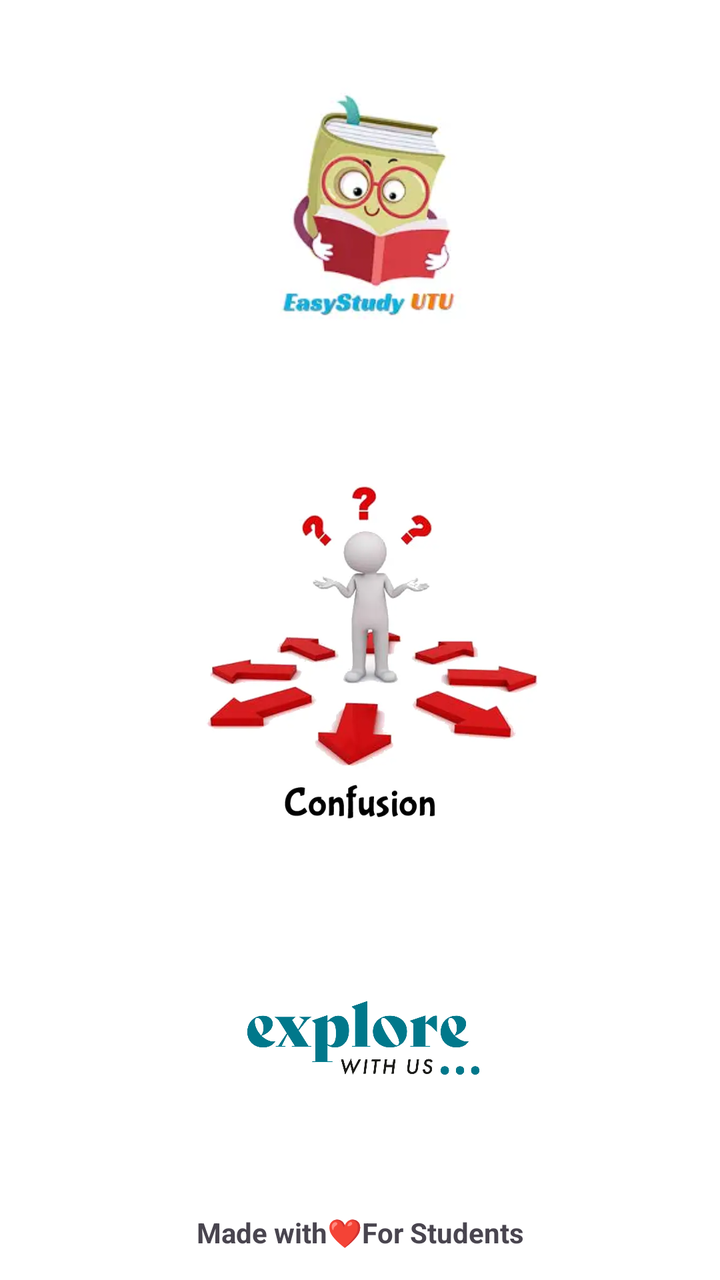
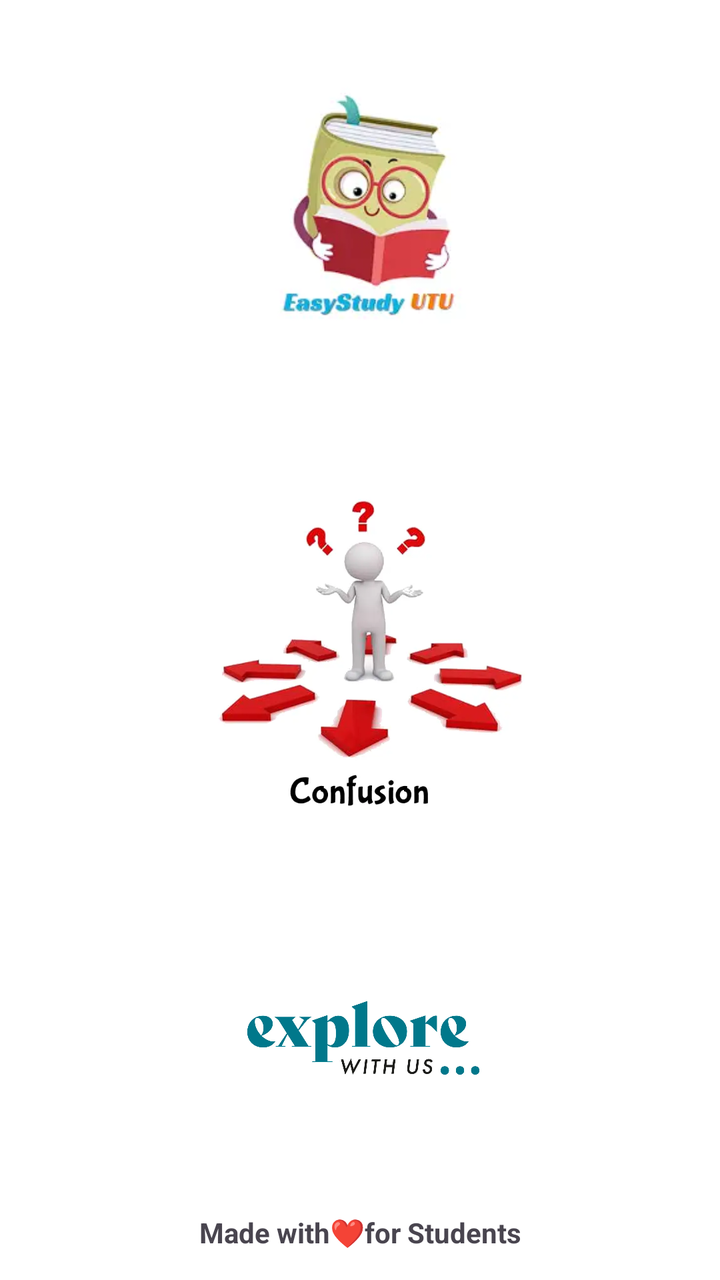

Before-and-after screenshots of an Android layout around one commit, followed by the original layout XML and the change that was made.
<!-- AndroidManifest.xml: application theme Theme.EasyStudyUTU -->
<!-- res/layout/activity_main.xml -->
<?xml  version="1.0" encoding="utf-8"?>
<androidx.constraintlayout.widget.ConstraintLayout
    xmlns:android="http://schemas.android.com/apk/res/android"
    xmlns:app="http://schemas.android.com/apk/res-auto"
    xmlns:tools="http://schemas.android.com/tools"
    android:layout_width="match_parent"
    android:layout_height="match_parent"
    android:background="@color/white"
    tools:context=".MainActivity">

    <ImageView
        android:id="@+id/imageView"
        android:layout_width="170dp"
        android:layout_height="191dp"
        android:background="@color/white"
        android:contentDescription="TODO"
        app:layout_constraintBottom_toBottomOf="parent"
        app:layout_constraintEnd_toEndOf="parent"
        app:layout_constraintStart_toStartOf="parent"
        app:layout_constraintTop_toTopOf="parent"
        app:layout_constraintVertical_bias="0.031"
        app:srcCompat="@drawable/applogo" />

    <ImageView
        android:id="@+id/imageView6"
        android:layout_width="342dp"
        android:layout_height="222dp"
        android:contentDescription="TODO"
        app:layout_constraintBottom_toBottomOf="parent"
        app:layout_constraintEnd_toEndOf="parent"
        app:layout_constraintHorizontal_bias="0.492"
        app:layout_constraintStart_toStartOf="parent"
        app:layout_constraintTop_toTopOf="parent"
        app:layout_constraintVertical_bias="0.518"
        app:srcCompat="@drawable/confusion" />

    <ImageView
        android:id="@+id/imageView2"
        android:layout_width="297dp"
        android:layout_height="145dp"
        app:layout_constraintBottom_toBottomOf="parent"
        app:layout_constraintEnd_toEndOf="parent"
        app:layout_constraintStart_toStartOf="parent"
        app:layout_constraintTop_toTopOf="parent"
        app:layout_constraintVertical_bias="0.901"
        android:contentDescription="TODO"
        app:srcCompat="@drawable/explorewithus" />

    <TextView
        android:id="@+id/textView39"
        android:layout_width="wrap_content"
        android:layout_height="wrap_content"
        android:text="Made with❤️For Students"
        android:textStyle="bold"
        app:layout_constraintBottom_toBottomOf="parent"
        app:layout_constraintEnd_toEndOf="parent"
        app:layout_constraintStart_toStartOf="parent"
        app:layout_constraintTop_toTopOf="parent"
        app:layout_constraintVertical_bias="0.977" />

</androidx.constraintlayout.widget.ConstraintLayout>
<!-- resources referenced by this layout -->
<resources>
  <color name="white">#FFFFFFFF</color>
  <!-- drawable applogo: webp bitmap (drawable, 4716 bytes) -->
  <!-- drawable confusion: webp bitmap (drawable, 13872 bytes) -->
  <!-- drawable explorewithus: webp bitmap (drawable, 24650 bytes) -->
  <style name="Theme.EasyStudyUTU" parent="Base.Theme.EasyStudyUTU" />
  <style name="Base.Theme.EasyStudyUTU" parent="Theme.Material3.DayNight.NoActionBar">
          
          
      </style>
</resources>

<!-- the commit's change to res/layout/activity_main.xml (unified diff, before → after) -->
@@ -23,8 +23,8 @@
 
     <ImageView
         android:id="@+id/imageView6"
-        android:layout_width="342dp"
-        android:layout_height="222dp"
+        android:layout_width="314dp"
+        android:layout_height="196dp"
         android:contentDescription="TODO"
         app:layout_constraintBottom_toBottomOf="parent"
         app:layout_constraintEnd_toEndOf="parent"
@@ -50,7 +50,7 @@
         android:id="@+id/textView39"
         android:layout_width="wrap_content"
         android:layout_height="wrap_content"
-        android:text="Made with❤️For Students"
+        android:text="Made with❤️for Students"
         android:textStyle="bold"
         app:layout_constraintBottom_toBottomOf="parent"
         app:layout_constraintEnd_toEndOf="parent"
